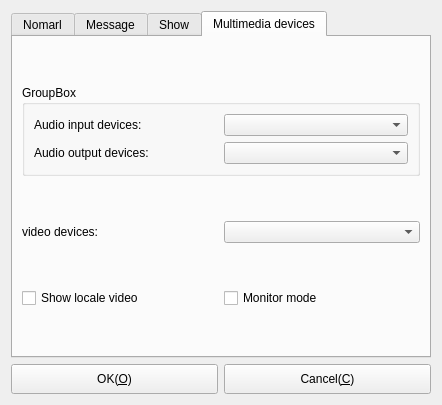
Before: the Qt Designer form Widgets/DlgOptions/DlgOptions.ui in KangLin/RabbitIm, drawn with Qt 5.
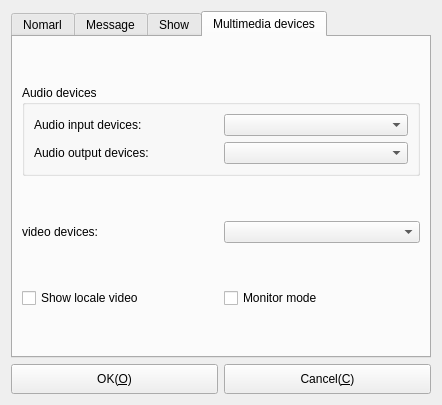
After: the same form once the commit is applied. The open tabs and pages were chosen to show the change. Icons and pictures are not drawn.

Patch:
```diff
--- a/Widgets/DlgOptions/DlgOptions.ui
+++ b/Widgets/DlgOptions/DlgOptions.ui
@@ -665,7 +665,7 @@
           </sizepolicy>
          </property>
          <property name="title">
-          <string>GroupBox</string>
+          <string>Audio devices</string>
          </property>
          <layout class="QGridLayout" name="gridLayout_12">
           <item row="0" column="0">
```
